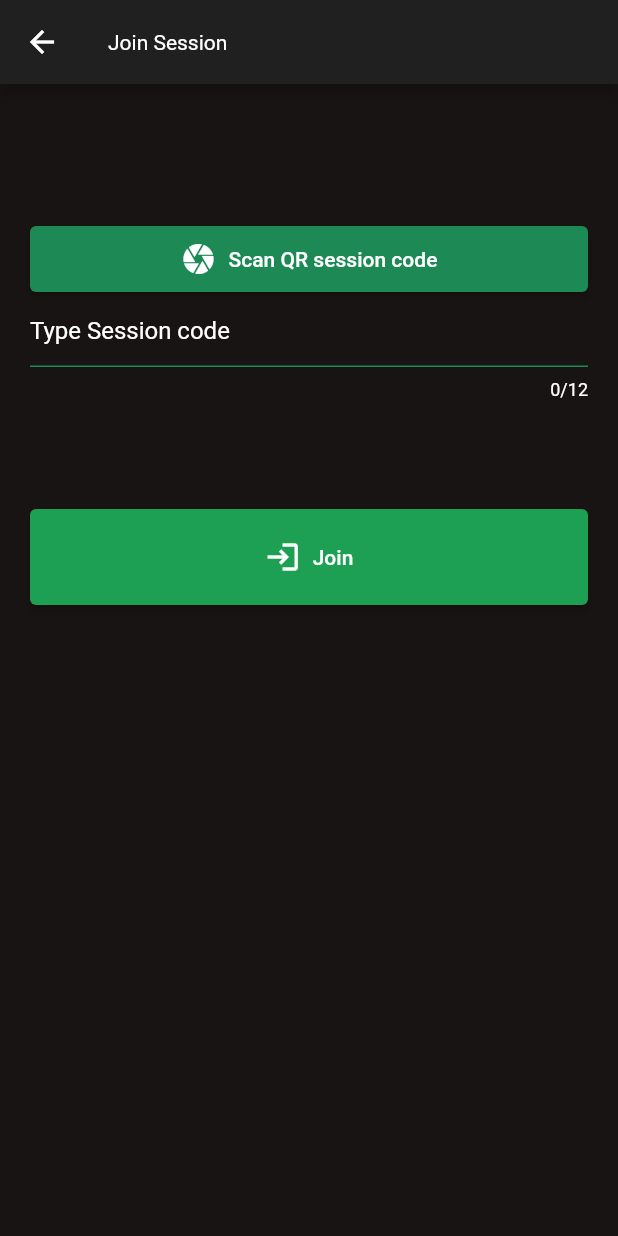
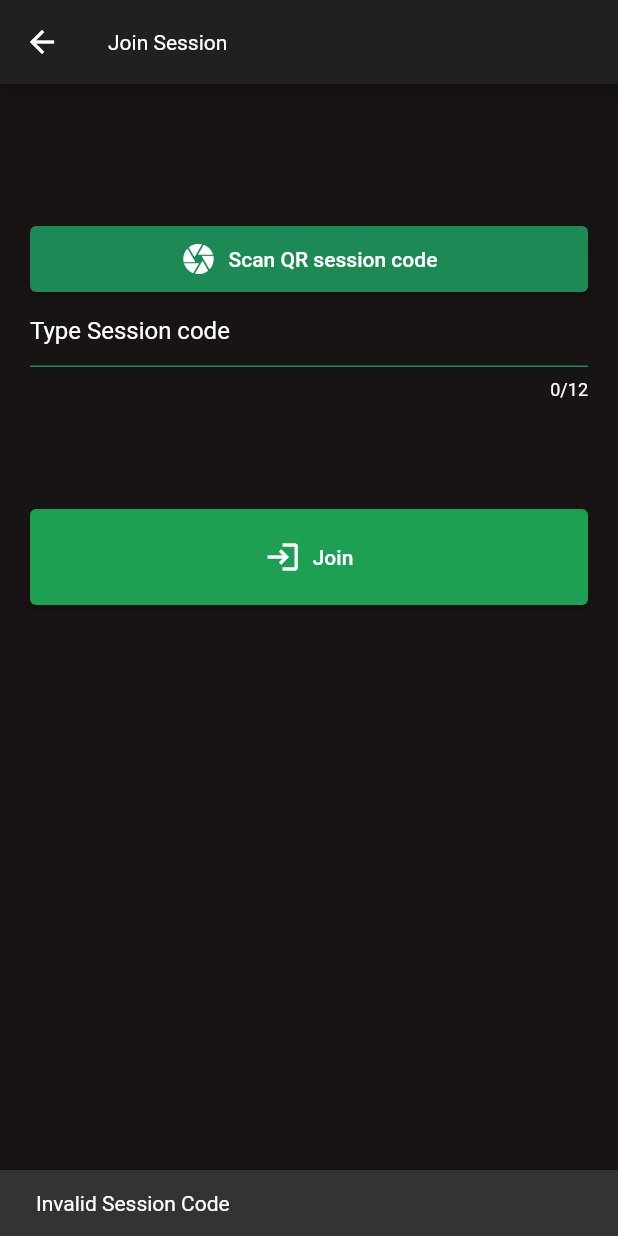
Before and after one commit to TijsGroenendaal/Queuemusic, a Flutter app: the JoinWidget screen opened directly, after a tap on "Join", on a phone screen of 412 x 824 dp. Run offline on Flutter 3.47's test engine with Material 2 defaults, Android fonts, the light colour scheme and no system bars; our stand-ins replace cloud_firestore, firebase_auth, firebase_core, sqflite; missing offline and left inert: qr_code_scanner; accounts and stored records are empty.

Commit message:
✨ users can join

```diff
--- a/lib/widgets/JoinWidget.dart
+++ b/lib/widgets/JoinWidget.dart
@@ -1,7 +1,12 @@
+import 'package:cloud_firestore/cloud_firestore.dart';
 import 'package:flutter/material.dart';
+import 'package:provider/provider.dart';
 import 'package:queuemusic/common/QueueMusicColor.dart';
+import 'package:queuemusic/helper/SnackbarHelper.dart';
 import 'package:queuemusic/widgets/QrScannerWidget.dart';
 import 'package:queuemusic/widgets/TextFieldWidget.dart';
+
+import '../models/Session.dart';
 
 class JoinWidget extends StatefulWidget {
   const JoinWidget({Key? key}) : super(key: key);
@@ -62,7 +67,7 @@ class _JoinWidgetState extends State<JoinWidget> {
                       backgroundColor: MaterialStateProperty.all(QueueMusicColor.green750),
                       padding: MaterialStateProperty.all(EdgeInsets.symmetric(vertical: 20))
                     ),
-                    onPressed: () {},
+                    onPressed: () => _join(),
                     icon: Icon(Icons.login),
                     label: Text("Join")
                   ),
@@ -71,7 +76,23 @@ class _JoinWidgetState extends State<JoinWidget> {
             ),
           )
       ),
-
     );
   }
+
+  void _join() async {
+    QuerySnapshot querySnapshot = await FirebaseFirestore.instance.collection("sessions")
+        .where("sessionCode", isEqualTo: sessionCodeController.value.text)
+        .where("activeUntil", isGreaterThan: DateTime.now())
+        .where("open", isEqualTo: true)
+        .get();
+
+    if (querySnapshot.docs.isEmpty) {
+      SnackbarHelper.deploy(Text("Invalid Session Code"), context);
+      return;
+    }
+
+    QueryDocumentSnapshot doc = querySnapshot.docs[0];
+    Provider.of<Session>(context, listen: false).joinSession(doc.get("host"), doc.get("sessionCode"));
+    Navigator.pop(context);
+  }
 }
```
